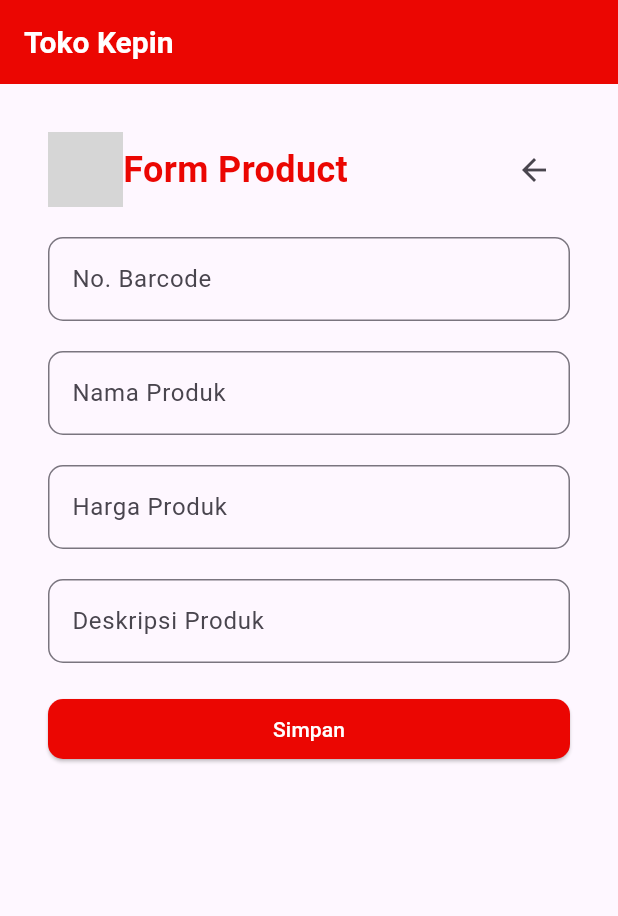
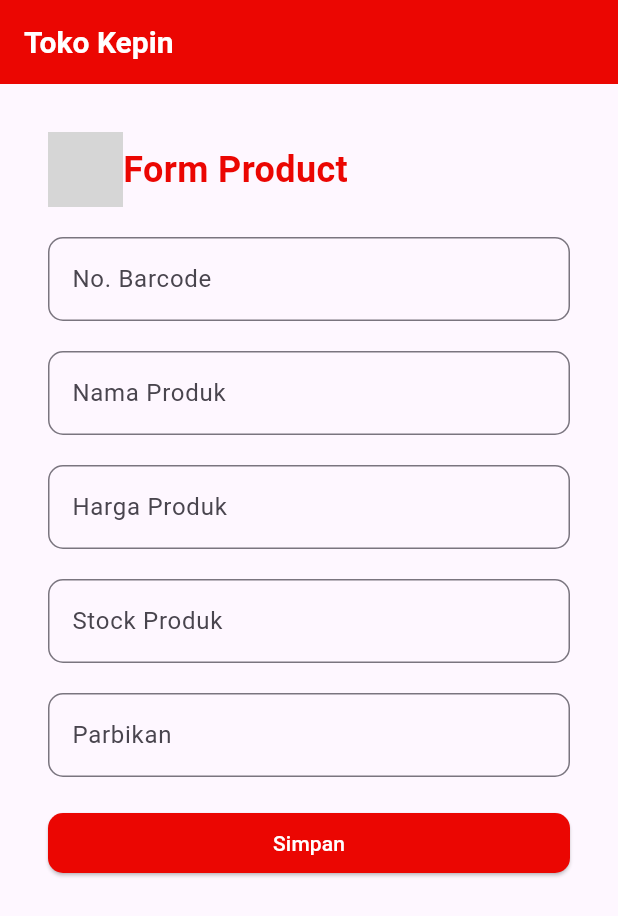
Before and after one commit to Kepin17/kepin_belajar_flutter, a Flutter app: the screen it shows after launch, on a phone screen of 412 x 824 dp. Shown: the top 916 px of the screen. Run offline on Flutter 3.47's test engine with Material 3 defaults, Android fonts, the light colour scheme and no system bars; network calls fail; grey boxes are pictures that could not be loaded.

Commit message:
add: menambahkan form baru

```diff
--- a/lib/main.dart
+++ b/lib/main.dart
@@ -1,4 +1,4 @@
-import 'package:first_app_king/ui/produkForm.dart';
+import 'package:first_app_king/ui/form.dart';
 import 'package:flutter/material.dart';
 
 void main() {
--- a/lib/ui/detailProduct.dart
+++ b/lib/ui/detail.dart
@@ -4,14 +4,16 @@ class Detailproduct extends StatefulWidget {
   final String? noBarcode;
   final String? nama;
   final double? harga;
-  final String? deskripsi;
+  final int? stokBarang;
+  final String? pabrik;
 
   const Detailproduct({
     super.key,
     this.noBarcode,
     this.nama,
     this.harga,
-    this.deskripsi,
+    this.stokBarang,
+    this.pabrik,
   });
 
   @override
@@ -31,7 +33,8 @@ class _DetailproductState extends State<Detailproduct> {
             Text("Barcode: ${widget.noBarcode}"),
             Text("Nama: ${widget.nama}"),
             Text("Harga: ${widget.harga}"),
-            Text("Deskripsi: ${widget.deskripsi}"),
+            Text("Stok Barang: ${widget.stokBarang}"),
+            Text("Pabrik: ${widget.pabrik}"),
           ],
         ),
       ),
--- a/lib/ui/produkForm.dart
+++ b/lib/ui/form.dart
@@ -1,4 +1,4 @@
-import 'package:first_app_king/ui/detailProduct.dart';
+import 'package:first_app_king/ui/detail.dart';
 import 'package:flutter/material.dart';
 
 class ProductForm extends StatefulWidget {
@@ -12,7 +12,8 @@ class _MyWidgetState extends State<ProductForm> {
   final TextEditingController _noBarcodeController = TextEditingController();
   final TextEditingController _namaController = TextEditingController();
   final TextEditingController _hargaController = TextEditingController();
-  final TextEditingController _deskripsiController = TextEditingController();
+  final TextEditingController _stockController = TextEditingController();
+  final TextEditingController _pabrikan = TextEditingController();
 
   @override
   Widget build(BuildContext context) {
@@ -63,16 +64,10 @@ class _MyWidgetState extends State<ProductForm> {
                     ),
                   ],
                 ),
-                IconButton(
-                  icon: const Icon(Icons.arrow_back),
-                  onPressed: () {
-                    Navigator.pop(context);
-                  },
-                ),
               ],
             ),
 
-            const TextField(
+            TextField(
               controller: _noBarcodeController,
               decoration: InputDecoration(
                 labelText: 'No. Barcode',
@@ -85,7 +80,8 @@ class _MyWidgetState extends State<ProductForm> {
               ),
             ),
 
-            const TextField(
+            TextField(
+              controller: _namaController,
               decoration: InputDecoration(
                 labelText: 'Nama Produk',
                 hintText: 'Masukkan nama produk',
@@ -96,7 +92,8 @@ class _MyWidgetState extends State<ProductForm> {
                 ),
               ),
             ),
-            const TextField(
+            TextField(
+              controller: _hargaController,
               decoration: InputDecoration(
                 labelText: 'Harga Produk',
                 hintText: 'Masukkan harga produk',
@@ -106,10 +103,23 @@ class _MyWidgetState extends State<ProductForm> {
                 ),
               ),
             ),
-            const TextField(
+            TextField(
+              controller: _stockController,
               decoration: InputDecoration(
-                labelText: 'Deskripsi Produk',
-                hintText: 'Masukkan deskripsi produk',
+                labelText: 'Stock Produk',
+                hintText: 'Masukkan Stock produk',
+                border: OutlineInputBorder(
+                  borderRadius: BorderRadius.all(Radius.circular(10.0)),
+                  borderSide: BorderSide(color: Colors.blue, width: 2),
+                ),
+              ),
+            ),
+
+            TextField(
+              controller: _pabrikan,
+              decoration: InputDecoration(
+                labelText: 'Parbikan',
+                hintText: 'Masukkan Asal produk',
                 border: OutlineInputBorder(
                   borderRadius: BorderRadius.all(Radius.circular(10.0)),
                   borderSide: BorderSide(color: Colors.blue, width: 2),
@@ -122,7 +132,8 @@ class _MyWidgetState extends State<ProductForm> {
                   String noBarcode = _noBarcodeController.text;
                   String nama = _namaController.text;
                   double? harga = double.tryParse(_hargaController.text);
-                  String deskripsi = _deskripsiController.text;
+                  int stok_barang = int.tryParse(_stockController.text) ?? 0;
+                  String pabrik = _pabrikan.text;
 
                   Navigator.push(
                     context,
@@ -132,7 +143,8 @@ class _MyWidgetState extends State<ProductForm> {
                             noBarcode: noBarcode,
                             nama: nama,
                             harga: harga,
-                            deskripsi: deskripsi,
+                            stokBarang: stok_barang,
+                            pabrik: pabrik,
                           ),
                     ),
                   );
```
Also changed, not shown: 1 other file.
